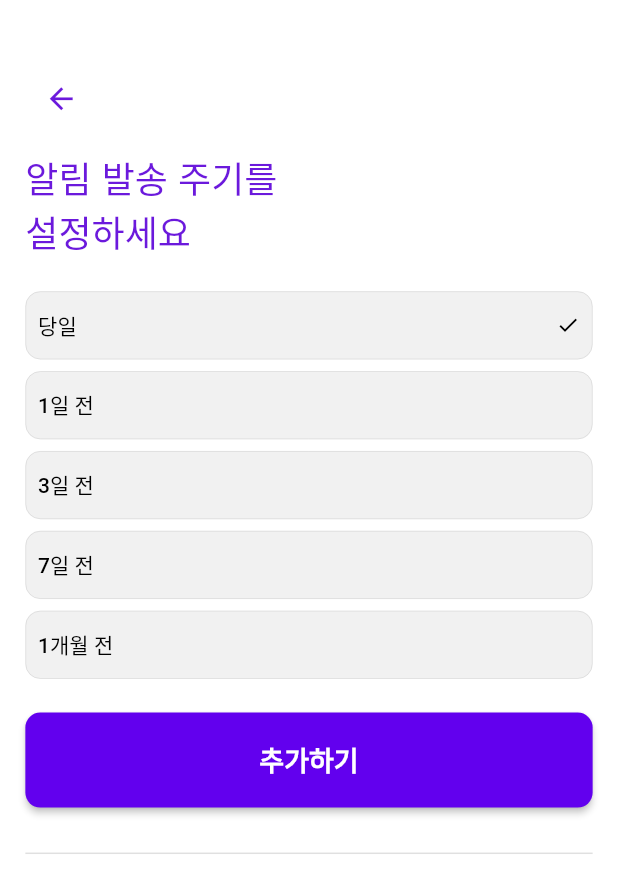
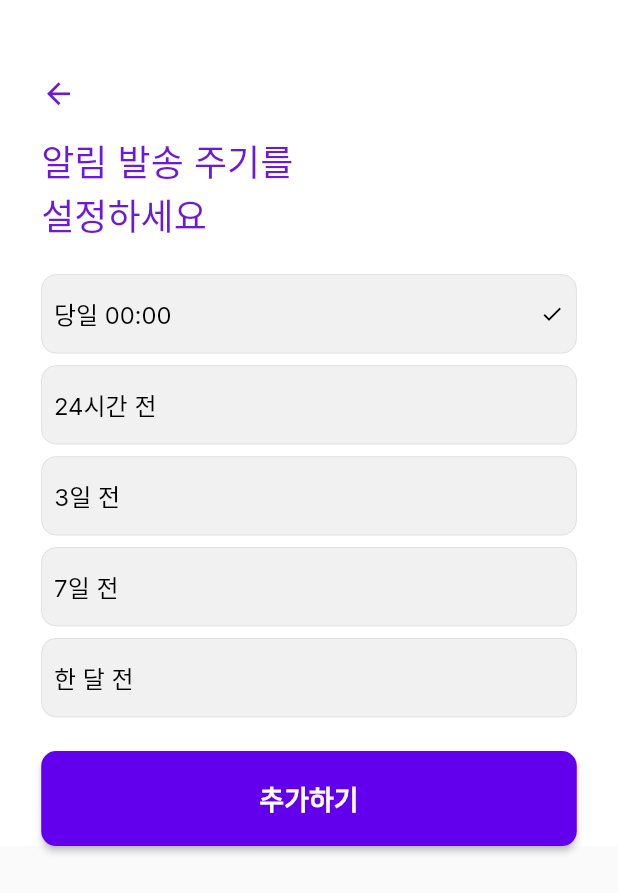
Before and after one commit to abibo-flutter/abibo, a Flutter app: the NoticePeriodScreen screen opened directly, on a phone screen of 412 x 824 dp. Shown: the top 893 px of the screen. Run offline on Flutter 3.47's test engine with Material 2 defaults, Android fonts, the phone set to English and light mode, and no system bars; our stand-ins replace flutter_local_notifications, fluttertoast, get, local_auth, shared_preferences, timezone; missing offline and left inert: flutter_secure_keyboard; accounts and stored records are empty; Roboto replaces fonts that are missing (Pretendard).

Commit message:
notice screen change

```diff
--- a/lib/screens/notice_period_screen.dart
+++ b/lib/screens/notice_period_screen.dart
@@ -76,24 +76,26 @@ class _NoticePeriodScreenState extends State<NoticePeriodScreen> {
           ),
           child: Padding(
             padding: EdgeInsets.symmetric(
-              horizontal: screenWidth / 390 * 16,
+              horizontal: screenWidth / 390 * 26,
             ),
             child: Column(
               crossAxisAlignment: CrossAxisAlignment.start,
               children: [
                 SizedBox(
-                  height: screenHeight / 844 * 43,
+                  height: screenHeight / 844 * 52,
                 ),
                 IconButton(
                   iconSize: 23,
                   color: ABColors.MAIN_THEME,
+                  padding: EdgeInsets.zero,
+                  constraints: const BoxConstraints(),
                   onPressed: () {
                     Get.back();
                   },
                   icon: const Icon(Icons.arrow_back),
                 ),
                 SizedBox(
-                  height: screenHeight / 844 * 11,
+                  height: screenHeight / 844 * 16,
                 ),
                 const Text(
                   '알림 발송 주기를\n설정하세요',
@@ -103,7 +105,7 @@ class _NoticePeriodScreenState extends State<NoticePeriodScreen> {
                   height: screenHeight / 844 * 22,
                 ),
                 Container(
-                  height: screenWidth / 390 * 43,
+                  height: screenWidth / 390 * 50,
                   decoration: BoxDecoration(
                     color: const Color(0xFFF1F1F1),
                     borderRadius: BorderRadius.circular(10),
@@ -121,8 +123,8 @@ class _NoticePeriodScreenState extends State<NoticePeriodScreen> {
                     child: Row(
                       children: [
                         const Text(
-                          '당일',
-                          style: TextStyle(color: Colors.black),
+                          '당일 00:00',
+                          style: ABTextTheme.NoticePeriodTimeButton,
                         ),
                         const Spacer(),
                         if (newPeriod == '0d')
@@ -139,7 +141,7 @@ class _NoticePeriodScreenState extends State<NoticePeriodScreen> {
                   height: screenHeight / 844 * 8,
                 ),
                 Container(
-                  height: screenWidth / 390 * 43,
+                  height: screenWidth / 390 * 50,
                   decoration: BoxDecoration(
                     color: const Color(0xFFF1F1F1),
                     borderRadius: BorderRadius.circular(10),
@@ -156,10 +158,8 @@ class _NoticePeriodScreenState extends State<NoticePeriodScreen> {
                     },
                     child: Row(
                       children: [
-                        const Text(
-                          '1일 전',
-                          style: TextStyle(color: Colors.black),
-                        ),
+                        const Text('24시간 전',
+                            style: ABTextTheme.NoticePeriodTimeButton),
                         const Spacer(),
                         if (newPeriod == '1d')
                           const Icon(
@@ -175,7 +175,7 @@ class _NoticePeriodScreenState extends State<NoticePeriodScreen> {
                   height: screenHeight / 844 * 8,
                 ),
                 Container(
-                  height: screenWidth / 390 * 43,
+                  height: screenWidth / 390 * 50,
                   decoration: BoxDecoration(
                     color: const Color(0xFFF1F1F1),
                     borderRadius: BorderRadius.circular(10),
@@ -192,10 +192,8 @@ class _NoticePeriodScreenState extends State<NoticePeriodScreen> {
                     },
                     child: Row(
                       children: [
-                        const Text(
-                          '3일 전',
-                          style: TextStyle(color: Colors.black),
-                        ),
+                        const Text('3일 전',
+                            style: ABTextTheme.NoticePeriodTimeButton),
                         const Spacer(),
                         if (newPeriod == '3d')
                           const Icon(
@@ -211,7 +209,7 @@ class _NoticePeriodScreenState extends State<NoticePeriodScreen> {
                   height: screenHeight / 844 * 8,
                 ),
                 Container(
-                  height: screenWidth / 390 * 43,
+                  height: screenWidth / 390 * 50,
                   decoration: BoxDecoration(
                     color: const Color(0xFFF1F1F1),
                     borderRadius: BorderRadius.circular(10),
@@ -228,10 +226,8 @@ class _NoticePeriodScreenState extends State<NoticePeriodScreen> {
                     },
                     child: Row(
                       children: [
-                        const Text(
-                          '7일 전',
-                          style: TextStyle(color: Colors.black),
-                        ),
+                        const Text('7일 전',
+                            style: ABTextTheme.NoticePeriodTimeButton),
                         const Spacer(),
                         if (newPeriod == '7d')
                           const Icon(
@@ -247,7 +243,7 @@ class _NoticePeriodScreenState extends State<NoticePeriodScreen> {
                   height: screenHeight / 844 * 8,
                 ),
                 Container(
-                  height: screenWidth / 390 * 43,
+                  height: screenWidth / 390 * 50,
                   decoration: BoxDecoration(
                     color: const Color(0xFFF1F1F1),
                     borderRadius: BorderRadius.circular(10),
@@ -264,10 +260,8 @@ class _NoticePeriodScreenState extends State<NoticePeriodScreen> {
                     },
                     child: Row(
                       children: [
-                        const Text(
-                          '1개월 전',
-                          style: TextStyle(color: Colors.black),
-                        ),
+                        const Text('한 달 전',
+                            style: ABTextTheme.NoticePeriodTimeButton),
                         const Spacer(),
                         if (newPeriod == '1m')
                           const Icon(
@@ -318,11 +312,13 @@ class _NoticePeriodScreenState extends State<NoticePeriodScreen> {
                     ),
                   ),
                 ),
+                /*
                 SizedBox(
                   height: screenHeight / 844 * 23,
                 ),
-                const Divider(
+                Divider(
                   thickness: 1,
+                  color: const Color(0xffaaaaaa).withOpacity(0.3),
                 ),
                 SizedBox(
                   height: screenHeight / 844 * 23,
@@ -343,7 +339,7 @@ class _NoticePeriodScreenState extends State<NoticePeriodScreen> {
                       ),
                     );
                   },
-                )
+                )*/
               ],
             ),
           ),
@@ -352,7 +348,7 @@ class _NoticePeriodScreenState extends State<NoticePeriodScreen> {
     );
   }
 }
-
+/*
 class NoticePeriodCard extends StatefulWidget {
   const NoticePeriodCard(
       {super.key, required this.change, required this.period});
@@ -392,7 +388,7 @@ class _NoticePeriodCardState extends State<NoticePeriodCard> {
       },
       background: Container(
         width: screenWidth / 390 * 326,
-        height: screenHeight / 844 * 82,
+        height: screenHeight / 844 * 100,
         padding: EdgeInsets.symmetric(horizontal: screenWidth / 390 * 20),
         decoration: BoxDecoration(
           borderRadius: const BorderRadius.all(Radius.circular(14)),
@@ -415,10 +411,23 @@ class _NoticePeriodCardState extends State<NoticePeriodCard> {
             color: Colors.black.withOpacity(0.1),
           ),
         ),
-        child: Center(
-          child: Text('$text에 알림이 울립니다.'),
+        child: Padding(
+          padding: EdgeInsets.symmetric(horizontal: screenWidth / 390 * 26),
+          child: Column(
+            crossAxisAlignment: CrossAxisAlignment.start,
+            children: [
+              SizedBox(height: screenHeight / 844 * 22),
+              Text(
+                '$text에 알림이 울립니다.',
+              ),
+              SizedBox(height: screenHeight / 844 * 20),
+              Text(
+                '$text에 알림이 울립니다.',
+              ),
+            ],
+          ),
         ),
       ),
     );
   }
-}
+}*/
--- a/lib/screens/theme/text_theme.dart
+++ b/lib/screens/theme/text_theme.dart
@@ -285,6 +285,12 @@ abstract class ABTextTheme {
     fontFamily: 'Inter',
     fontWeight: FontWeight.w400,
   );
+  static const NoticePeriodTimeButton = TextStyle(
+    color: Colors.black,
+    fontSize: 16,
+    fontFamily: 'Inter',
+    fontWeight: FontWeight.w400,
+  );
   static const NoticePeriodText = TextStyle(
     color: Colors.black,
     fontSize: 18,
```
